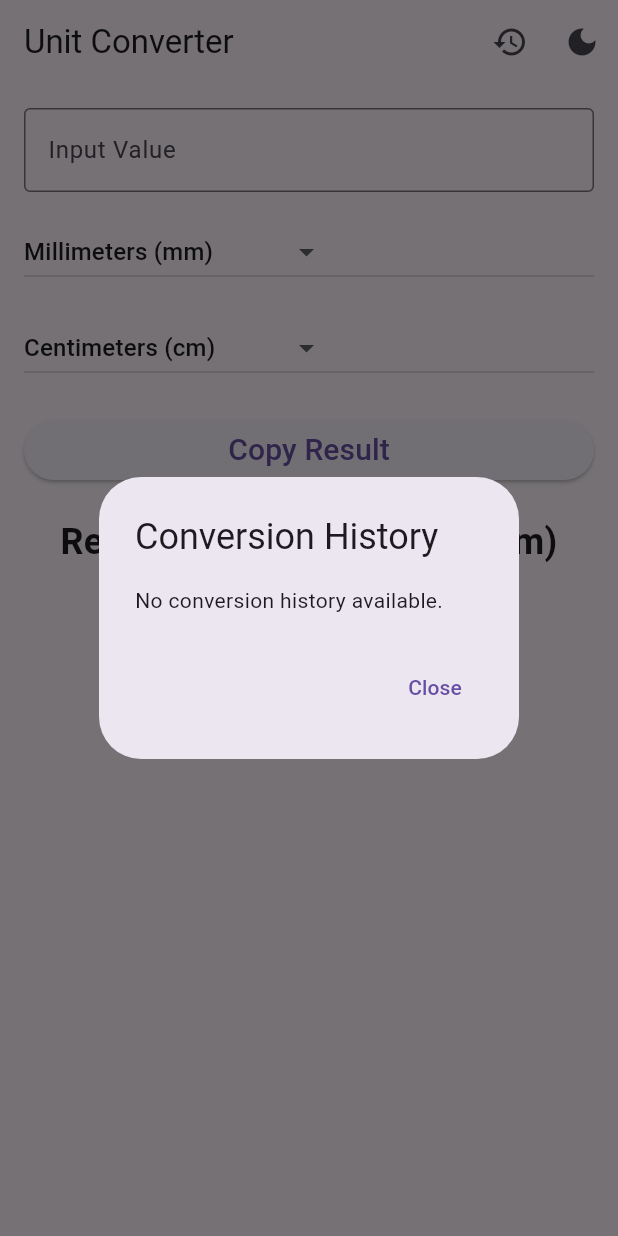
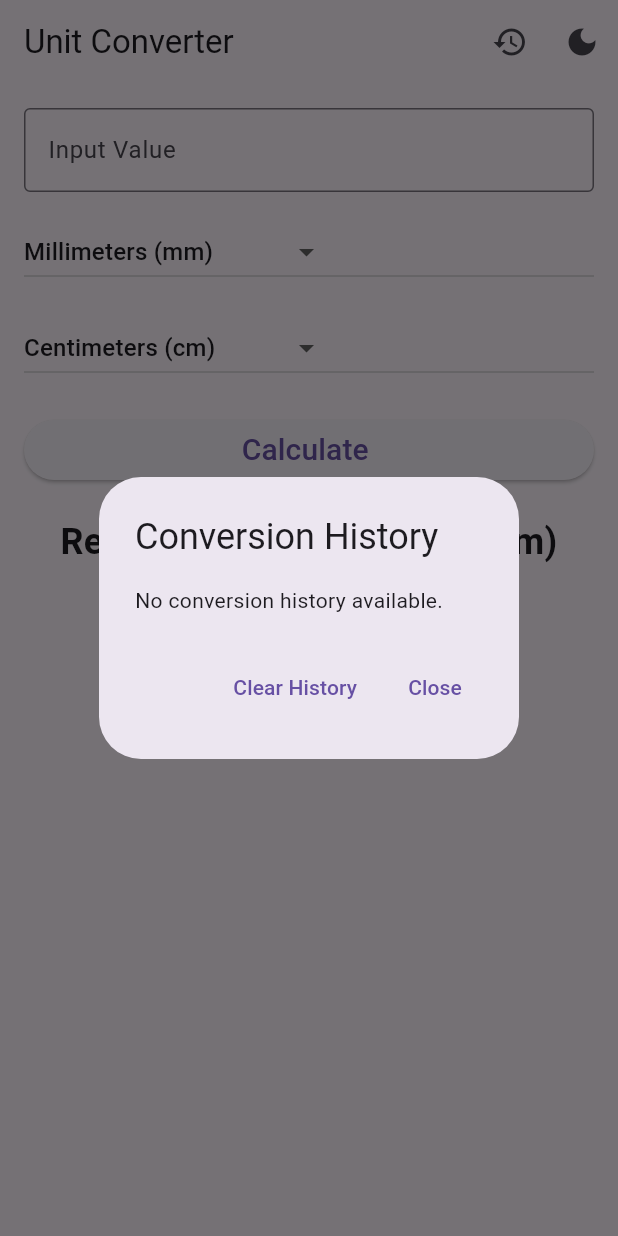
Before and after one commit to sohaibfayyaz/unit_convertor, a Flutter app: the screen it shows after launch, after a tap on the "history" icon, on a phone screen of 412 x 824 dp. Run offline on Flutter 3.47's test engine with Material 3 defaults, Android fonts, the phone set to English and light mode, and no system bars; missing offline and left inert: units_converter.

Commit message:
button for clear history added

```diff
--- a/lib/unit_converter_screen.dart
+++ b/lib/unit_converter_screen.dart
@@ -42,6 +42,13 @@ class _UnitConverterScreenState extends State<UnitConverterScreen> {
     });
   }
 
+  void _clearHistory() {
+    setState(() {
+      _conversionHistory.clear(); // Clear the history
+    });
+    Navigator.of(context).pop(); // Close the dialog
+  }
+
   void _showHistoryDialog() {
     showDialog(
       context: context,
@@ -56,6 +63,10 @@ class _UnitConverterScreenState extends State<UnitConverterScreen> {
             ),
           ),
           actions: [
+            TextButton(
+              onPressed: () => _clearHistory(), // Clear history button
+              child: Text('Clear History'),
+            ),
             TextButton(
               onPressed: () => Navigator.of(context).pop(),
               child: Text('Close'),
@@ -151,7 +162,7 @@ class _UnitConverterScreenState extends State<UnitConverterScreen> {
                 onPressed: () {
                   Clipboard.setData(ClipboardData(text: '$_result $_toUnit'));
                 },
-                child: Text('Copy Result', style: TextStyle(fontSize: 20)),
+                child: Text('Calculate ', style: TextStyle(fontSize: 20)),
               ),
               SizedBox(height: 20),
               Text(
```
Lines whose indentation alone changed are shown as unchanged.
